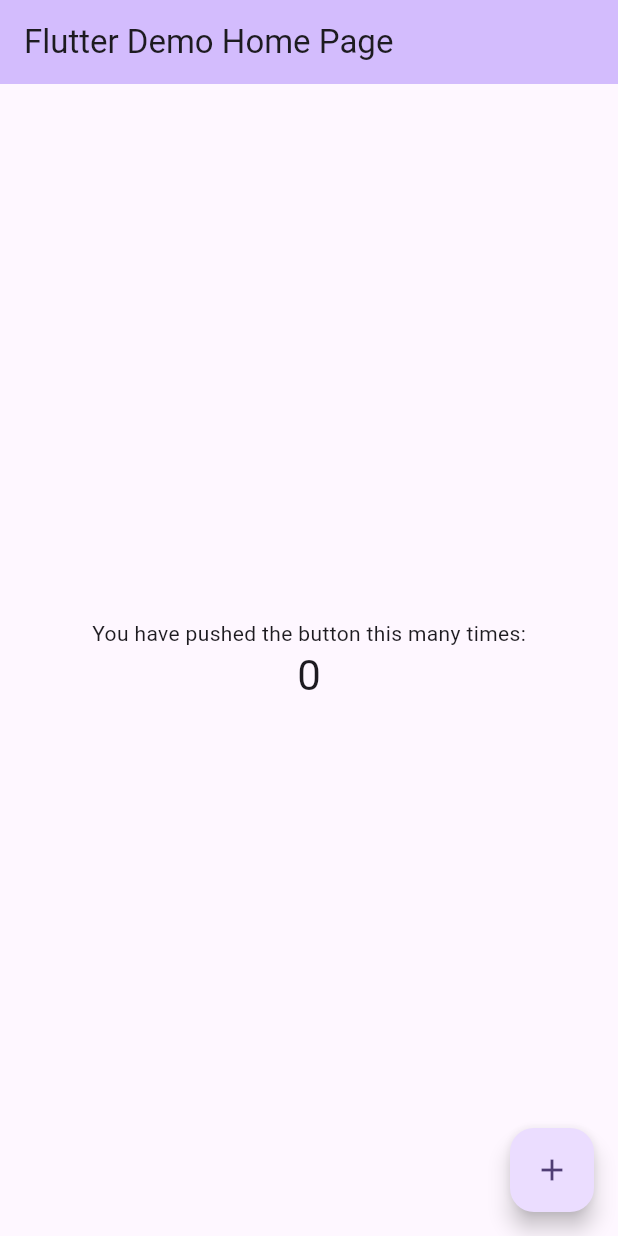
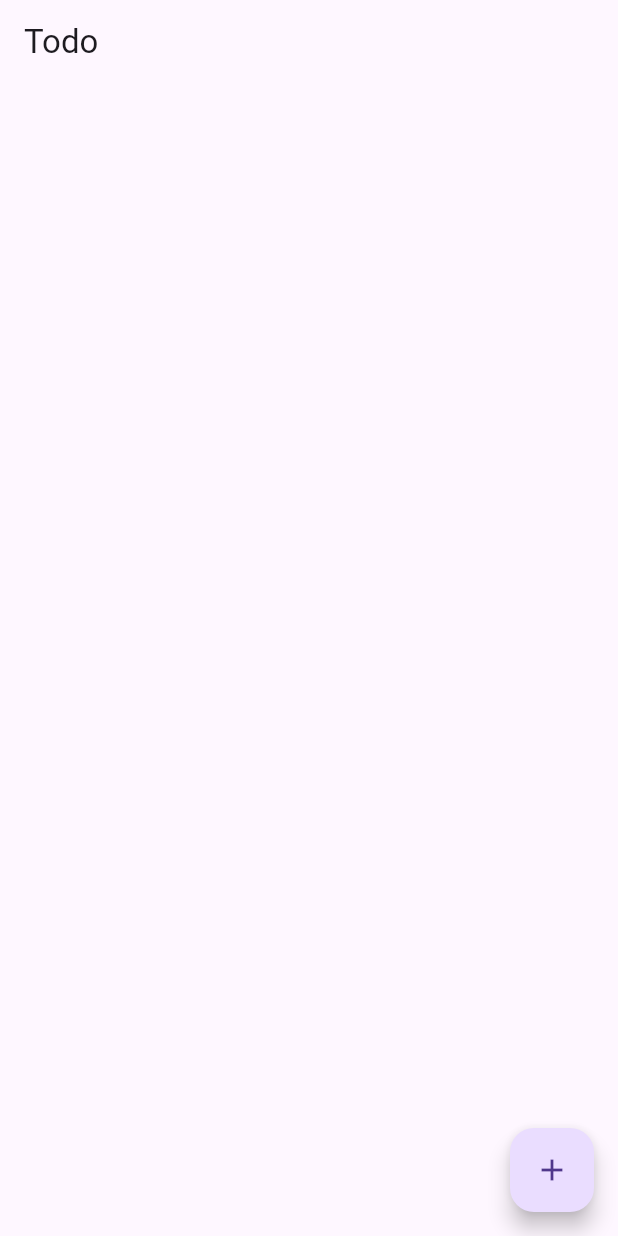
Before and after one commit to Elabs-llc/PRODIGY_AD_02, a Flutter app: the screen it shows after launch, on a phone screen of 412 x 824 dp. Run offline on Flutter 3.47's test engine with Material 3 defaults, Android fonts, the phone set to English and light mode, and no system bars; our stand-ins replace flutter_riverpod.

Commit message:
todo model and todo provider added

```diff
--- a/lib/main.dart
+++ b/lib/main.dart
@@ -1,4 +1,5 @@
 import 'package:flutter/material.dart';
+import 'package:todo/pages/home.dart';
 
 void main() {
   runApp(const MyApp());
@@ -7,119 +8,11 @@ void main() {
 class MyApp extends StatelessWidget {
   const MyApp({super.key});
 
-  // This widget is the root of your application.
   @override
   Widget build(BuildContext context) {
     return MaterialApp(
-      title: 'Flutter Demo',
-      theme: ThemeData(
-        // This is the theme of your application.
-        //
-        // TRY THIS: Try running your application with "flutter run". You'll see
-        // the application has a purple toolbar. Then, without quitting the app,
-        // try changing the seedColor in the colorScheme below to Colors.green
-        // and then invoke "hot reload" (save your changes or press the "hot
-        // reload" button in a Flutter-supported IDE, or press "r" if you used
-        // the command line to start the app).
-        //
-        // Notice that the counter didn't reset back to zero; the application
-        // state is not lost during the reload. To reset the state, use hot
-        // restart instead.
-        //
-        // This works for code too, not just values: Most code changes can be
-        // tested with just a hot reload.
-        colorScheme: ColorScheme.fromSeed(seedColor: Colors.deepPurple),
-        useMaterial3: true,
-      ),
-      home: const MyHomePage(title: 'Flutter Demo Home Page'),
+      debugShowCheckedModeBanner: false,
+      home: MyHomePage(),
     );
   }
 }
-
-class MyHomePage extends StatefulWidget {
-  const MyHomePage({super.key, required this.title});
-
-  // This widget is the home page of your application. It is stateful, meaning
-  // that it has a State object (defined below) that contains fields that affect
-  // how it looks.
-
-  // This class is the configuration for the state. It holds the values (in this
-  // case the title) provided by the parent (in this case the App widget) and
-  // used by the build method of the State. Fields in a Widget subclass are
-  // always marked "final".
-
-  final String title;
-
-  @override
-  State<MyHomePage> createState() => _MyHomePageState();
-}
-
-class _MyHomePageState extends State<MyHomePage> {
-  int _counter = 0;
-
-  void _incrementCounter() {
-    setState(() {
-      // This call to setState tells the Flutter framework that something has
-      // changed in this State, which causes it to rerun the build method below
-      // so that the display can reflect the updated values. If we changed
-      // _counter without calling setState(), then the build method would not be
-      // called again, and so nothing would appear to happen.
-      _counter++;
-    });
-  }
-
-  @override
-  Widget build(BuildContext context) {
-    // This method is rerun every time setState is called, for instance as done
-    // by the _incrementCounter method above.
-    //
-    // The Flutter framework has been optimized to make rerunning build methods
-    // fast, so that you can just rebuild anything that needs updating rather
-    // than having to individually change instances of widgets.
-    return Scaffold(
-      appBar: AppBar(
-        // TRY THIS: Try changing the color here to a specific color (to
-        // Colors.amber, perhaps?) and trigger a hot reload to see the AppBar
-        // change color while the other colors stay the same.
-        backgroundColor: Theme.of(context).colorScheme.inversePrimary,
-        // Here we take the value from the MyHomePage object that was created by
-        // the App.build method, and use it to set our appbar title.
-        title: Text(widget.title),
-      ),
-      body: Center(
-        // Center is a layout widget. It takes a single child and positions it
-        // in the middle of the parent.
-        child: Column(
-          // Column is also a layout widget. It takes a list of children and
-          // arranges them vertically. By default, it sizes itself to fit its
-          // children horizontally, and tries to be as tall as its parent.
-          //
-          // Column has various properties to control how it sizes itself and
-          // how it positions its children. Here we use mainAxisAlignment to
-          // center the children vertically; the main axis here is the vertical
-          // axis because Columns are vertical (the cross axis would be
-          // horizontal).
-          //
-          // TRY THIS: Invoke "debug painting" (choose the "Toggle Debug Paint"
-          // action in the IDE, or press "p" in the console), to see the
-          // wireframe for each widget.
-          mainAxisAlignment: MainAxisAlignment.center,
-          children: <Widget>[
-            const Text(
-              'You have pushed the button this many times:',
-            ),
-            Text(
-              '$_counter',
-              style: Theme.of(context).textTheme.headlineMedium,
-            ),
-          ],
-        ),
-      ),
-      floatingActionButton: FloatingActionButton(
-        onPressed: _incrementCounter,
-        tooltip: 'Increment',
-        child: const Icon(Icons.add),
-      ), // This trailing comma makes auto-formatting nicer for build methods.
-    );
-  }
-}
--- /dev/null
+++ b/lib/pages/home.dart
@@ -0,0 +1,25 @@
+import 'package:flutter/material.dart';
+
+class MyHomePage extends StatefulWidget {
+  const MyHomePage({super.key});
+
+  @override
+  State<MyHomePage> createState() => _MyHomePageState();
+}
+
+class _MyHomePageState extends State<MyHomePage> {
+  @override
+  Widget build(BuildContext context) {
+    return Scaffold(
+      appBar: AppBar(
+        title: const Text("Todo"),
+      ),
+      body: const Center(),
+      floatingActionButton: FloatingActionButton(
+        onPressed: () {},
+        tooltip: 'Increment',
+        child: const Icon(Icons.add),
+      ),
+    );
+  }
+}
--- /dev/null
+++ b/lib/providers/todo_provider.dart
@@ -0,0 +1,44 @@
+import 'package:flutter_riverpod/flutter_riverpod.dart';
+import 'package:todo/models/todo_model.dart';
+
+final todoProvider =
+    StateNotifierProvider<TodoListNotifier, List<TodoModel>>((ref) {
+  return TodoListNotifier();
+});
+
+class TodoListNotifier extends StateNotifier<List<TodoModel>> {
+  TodoListNotifier() : super([]) {
+    // Add Todo
+    void addTodo(String title, String content) {
+      state = [
+        ...state,
+        TodoModel(
+          todoId: state.isEmpty ? 0 : state[state.length - 1].todoId + 1,
+          todoTitle: title,
+          todoDescription: content,
+          isCompleted: false,
+        )
+      ];
+    }
+
+    // complete todo
+    void completeTod(int id) {
+      state = [
+        for (final todo in state)
+          if (todo.todoId == id)
+            TodoModel(
+                todoId: todo.todoId,
+                todoTitle: todo.todoTitle,
+                todoDescription: todo.todoDescription,
+                isCompleted: todo.isCompleted)
+          else
+            todo
+      ];
+    }
+
+    // delet todo
+    void deleteTodo(int id) {
+      state = state.where((todo) => todo.todoId != id).toList();
+    }
+  }
+}
--- a/pubspec.yaml
+++ b/pubspec.yaml
@@ -30,6 +30,8 @@ environment:
 dependencies:
   flutter:
     sdk: flutter
+  flutter_riverpod: ^2.5.1
+  riverpod_annotation: ^2.3.5
 
 
   # The following adds the Cupertino Icons font to your application.
```
Also changed, not shown: lib/models/todo_model.dart (added, +12 -0 lines), lib/pages/add.dart (added), lib/pages/complete.dart (added), pubspec.lock.
